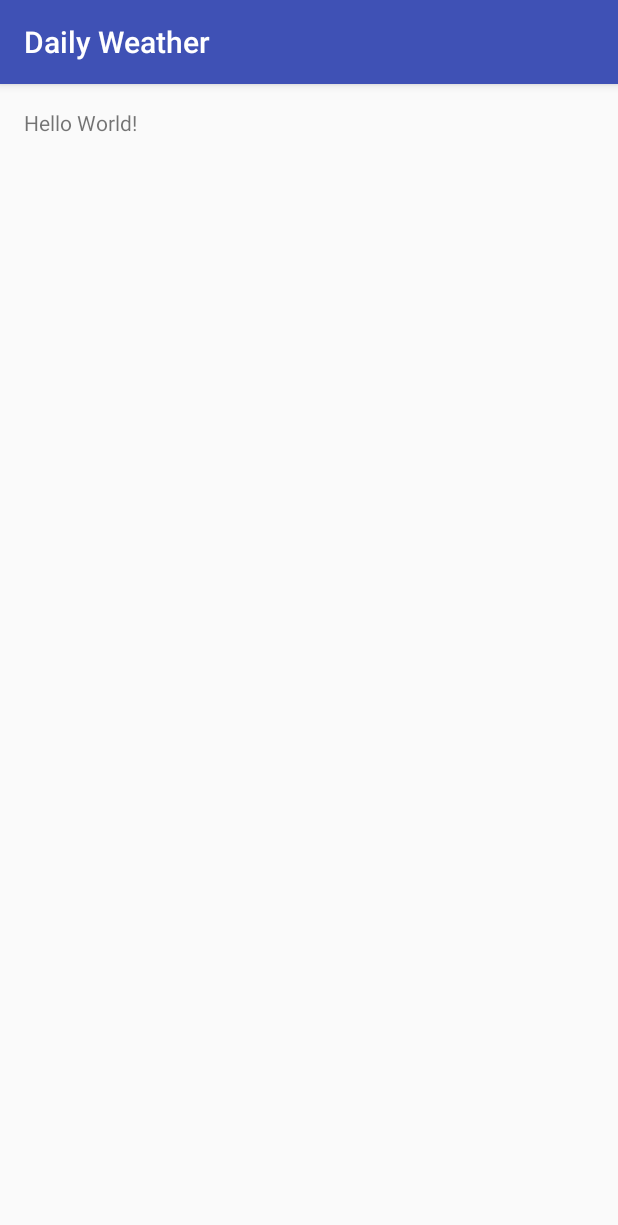
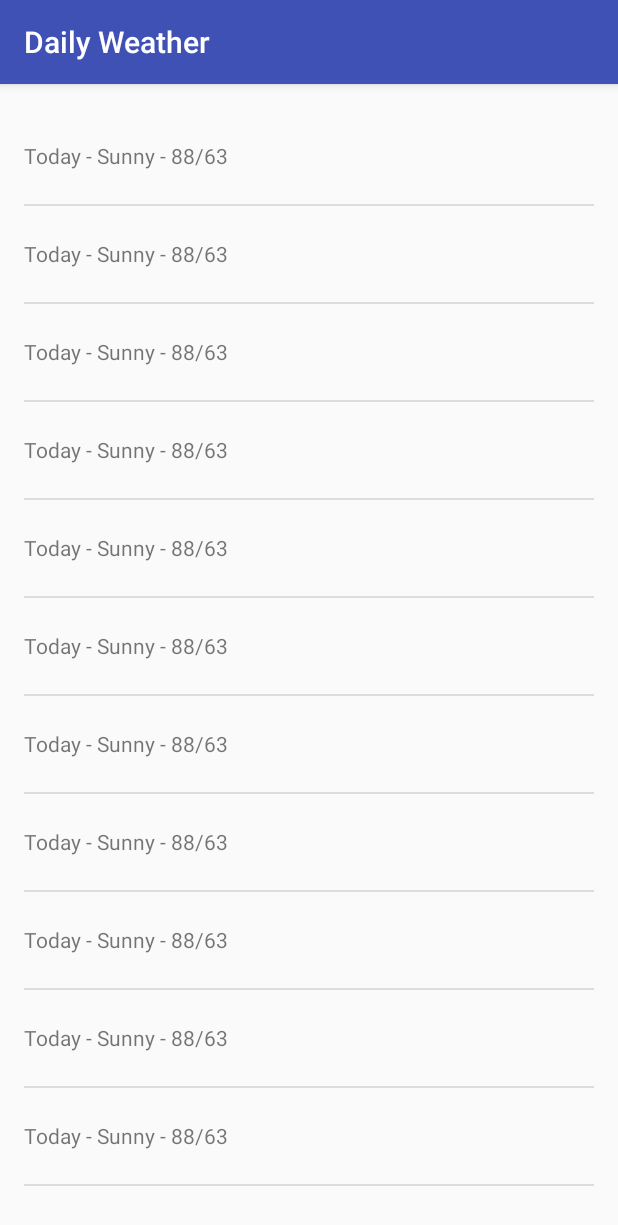
Before and after one commit to mukul-1985/weather-app-android, an Android app: the screen it shows after launch (MainActivity), on a phone screen of 412 x 824 dp. Shown: the top 1225 px of the screen. Run offline under Robolectric (Android 15) with nearby library versions, the phone set to English and light mode, and no system bars.

Commit message:
adding the list view with dummy data included in an fragment and framelayout

```diff
--- a/app/src/main/AndroidManifest.xml
+++ b/app/src/main/AndroidManifest.xml
@@ -11,7 +11,6 @@
         <activity android:name=".MainActivity">
             <intent-filter>
                 <action android:name="android.intent.action.MAIN" />
-
                 <category android:name="android.intent.category.LAUNCHER" />
             </intent-filter>
         </activity>
--- a/app/src/main/java/com/app/mukuljain/sunshine/MainActivity.java
+++ b/app/src/main/java/com/app/mukuljain/sunshine/MainActivity.java
@@ -1,7 +1,21 @@
 package com.app.mukuljain.sunshine;
 
+import android.app.Fragment;
+import android.os.Bundle;
+import android.support.annotation.Nullable;
 import android.support.v7.app.AppCompatActivity;
-import android.os.Bundle;
+import android.view.LayoutInflater;
+import android.view.Menu;
+import android.view.MenuItem;
+import android.view.View;
+import android.view.ViewGroup;
+import android.widget.ArrayAdapter;
+import android.widget.ListView;
+
+import java.util.ArrayList;
+import java.util.Arrays;
+import java.util.List;
+
 
 public class MainActivity extends AppCompatActivity {
 
@@ -9,5 +23,64 @@ public class MainActivity extends AppCompatActivity {
     protected void onCreate(Bundle savedInstanceState) {
         super.onCreate(savedInstanceState);
         setContentView(R.layout.activity_main);
+        if (savedInstanceState == null) {
+            getFragmentManager().beginTransaction()
+                    .add(R.id.container, new PlaceholderFragment())
+                    .commit();
+        }
+    }
+
+    @Override
+    public boolean onCreateOptionsMenu(Menu menu) {
+        return super.onCreateOptionsMenu(menu);
+    }
+
+    @Override
+    public boolean onOptionsItemSelected(MenuItem item) {
+        return super.onOptionsItemSelected(item);
+    }
+
+    /*
+            * A placeholder fragment containing a simple view
+             */
+    public static class PlaceholderFragment extends Fragment {
+
+        ArrayAdapter<String> mForecastAdapter;
+
+        public PlaceholderFragment() {
+
+        }
+
+        @Nullable
+        @Override
+        public View onCreateView(LayoutInflater inflater, ViewGroup container, Bundle savedInstanceState) {
+            View rootView = inflater.inflate(R.layout.fragment_main, container, false);
+
+            String[] forecast = {
+                    "Today - Sunny - 88/63",
+                    "Today - Sunny - 88/63",
+                    "Today - Sunny - 88/63",
+                    "Today - Sunny - 88/63",
+                    "Today - Sunny - 88/63",
+                    "Today - Sunny - 88/63",
+                    "Today - Sunny - 88/63",
+                    "Today - Sunny - 88/63",
+                    "Today - Sunny - 88/63",
+                    "Today - Sunny - 88/63",
+                    "Today - Sunny - 88/63"
+            };
+
+            List<String> weekForecast = new ArrayList<String>(Arrays.asList(forecast));
+
+             mForecastAdapter = new ArrayAdapter<String>(getActivity(),
+                    R.layout.list_item_forecast,
+                    R.id.list_item_forecast_textview,
+                    weekForecast);
+
+            ListView listView = (ListView) rootView.findViewById(R.id.listview_forecast);
+            listView.setAdapter(mForecastAdapter);
+
+            return rootView;
+        }
     }
 }
--- a/app/src/main/res/layout/activity_main.xml
+++ b/app/src/main/res/layout/activity_main.xml
@@ -1,16 +1,8 @@
 <?xml version="1.0" encoding="utf-8"?>
-<RelativeLayout xmlns:android="http://schemas.android.com/apk/res/android"
+<FrameLayout xmlns:android="http://schemas.android.com/apk/res/android"
     xmlns:tools="http://schemas.android.com/tools"
+    android:id="@+id/container"
     android:layout_width="match_parent"
     android:layout_height="match_parent"
-    android:paddingBottom="@dimen/activity_vertical_margin"
-    android:paddingLeft="@dimen/activity_horizontal_margin"
-    android:paddingRight="@dimen/activity_horizontal_margin"
-    android:paddingTop="@dimen/activity_vertical_margin"
-    tools:context=".MainActivity">
-
-    <TextView
-        android:layout_width="wrap_content"
-        android:layout_height="wrap_content"
-        android:text="Hello World!" />
-</RelativeLayout>
+    tools:context=".MainActivity"
+    tools:ignore="MergeRootFrame" />
--- /dev/null
+++ b/app/src/main/res/layout/fragment_main.xml
@@ -0,0 +1,16 @@
+<?xml version="1.0" encoding="utf-8"?>
+<FrameLayout xmlns:android="http://schemas.android.com/apk/res/android"
+    xmlns:tools="http://schemas.android.com/tools"
+    android:layout_width="match_parent"
+    android:layout_height="match_parent"
+    android:paddingBottom="@dimen/activity_vertical_margin"
+    android:paddingLeft="@dimen/activity_horizontal_margin"
+    android:paddingRight="@dimen/activity_horizontal_margin"
+    android:paddingTop="@dimen/activity_vertical_margin"
+    tools:context=".MainActivity$PlaceholderFragment">
+
+    <ListView
+        android:id="@+id/listview_forecast"
+        android:layout_width="match_parent"
+        android:layout_height="match_parent" />
+</FrameLayout>
--- /dev/null
+++ b/app/src/main/res/layout/list_item_forecast.xml
@@ -0,0 +1,7 @@
+<?xml version="1.0" encoding="utf-8"?>
+<TextView xmlns:android="http://schemas.android.com/apk/res/android"
+    android:id="@+id/list_item_forecast_textview"
+    android:layout_width="match_parent"
+    android:layout_height="wrap_content"
+    android:gravity="center_vertical"
+    android:minHeight="?android:attr/listPreferredItemHeight" />
```
Also changed, not shown: app/src/main/res/mipmap-hdpi/ic_launcher.png, app/src/main/res/mipmap-mdpi/ic_launcher.png, app/src/main/res/mipmap-xhdpi/ic_launcher.png, app/src/main/res/mipmap-xxhdpi/ic_launcher.png, app/src/main/res/mipmap-xxxhdpi/ic_launcher.png.
